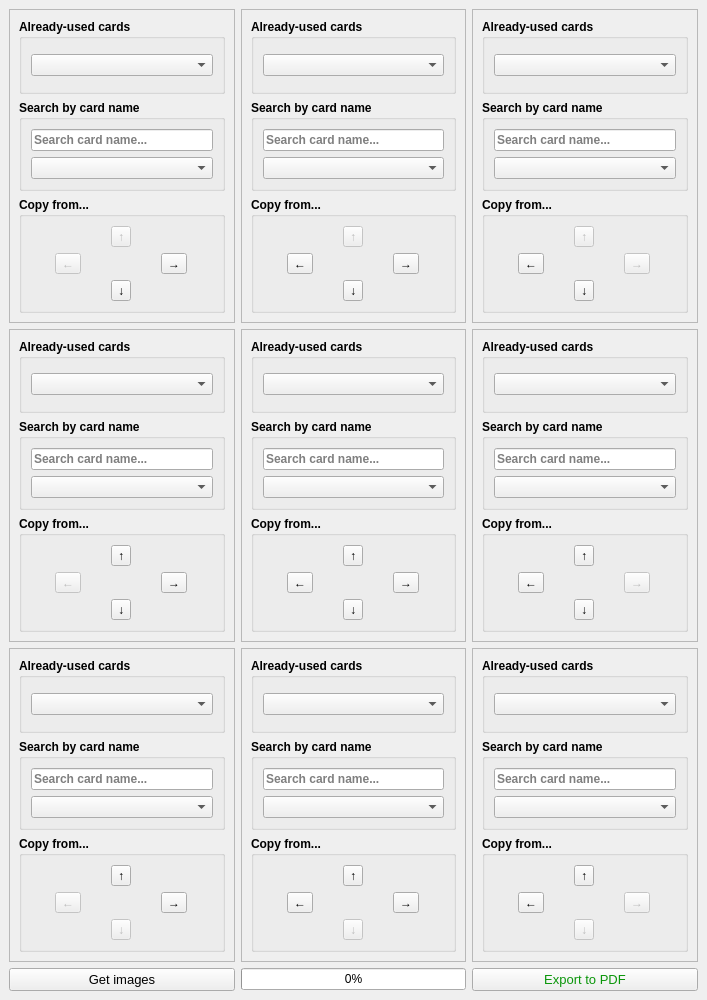
Qt form mainwindow.ui (ManuelAndia/YGOProxyPrinter) before a commit.
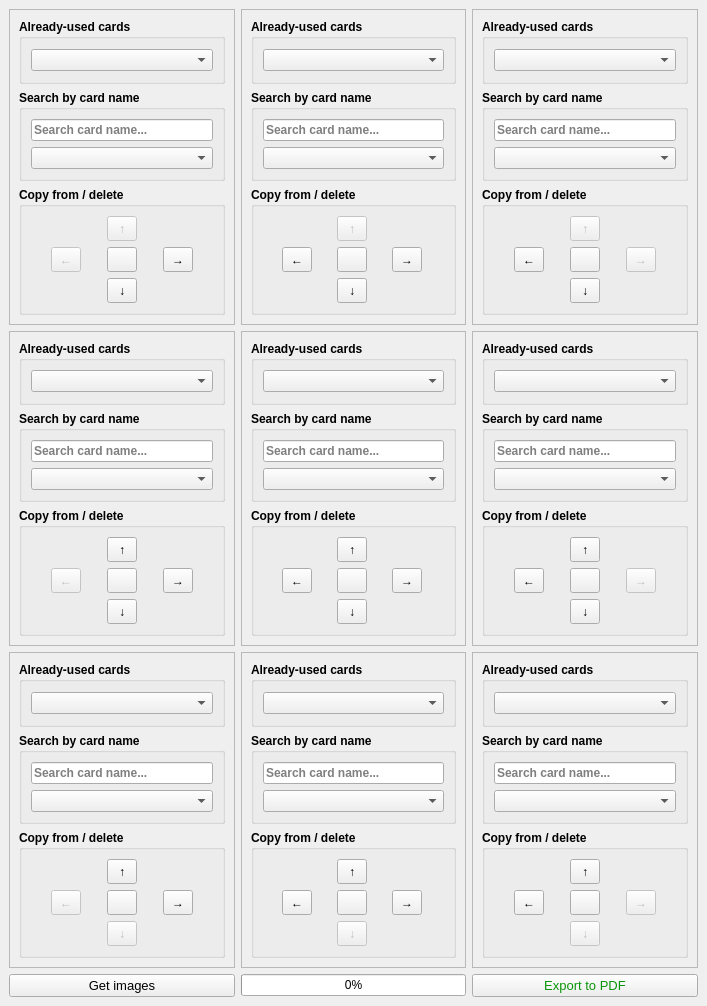
The same form after that commit.

```diff
--- a/mainwindow.ui
+++ b/mainwindow.ui
@@ -7,7 +7,7 @@
     <x>0</x>
     <y>0</y>
     <width>707</width>
-    <height>1000</height>
+    <height>1006</height>
    </rect>
   </property>
   <property name="sizePolicy">
@@ -33,7 +33,7 @@
        <enum>QFrame::StyledPanel</enum>
       </property>
       <property name="frameShadow">
-       <enum>QFrame::Raised</enum>
+       <enum>QFrame::Plain</enum>
       </property>
       <layout class="QVBoxLayout" name="verticalLayout_10">
        <item>
@@ -71,6 +71,9 @@
             <property name="placeholderText">
              <string>Search card name...</string>
             </property>
+            <property name="clearButtonEnabled">
+             <bool>true</bool>
+            </property>
            </widget>
           </item>
           <item>
@@ -88,11 +91,17 @@
           </font>
          </property>
          <property name="title">
-          <string>Copy from...</string>
+          <string>Copy from / delete</string>
          </property>
          <layout class="QGridLayout" name="gridLayout_5">
           <item row="0" column="1">
            <widget class="QToolButton" name="CopyUpButton_3">
+            <property name="minimumSize">
+             <size>
+              <width>30</width>
+              <height>25</height>
+             </size>
+            </property>
             <property name="text">
              <string>↑</string>
             </property>
@@ -103,6 +112,12 @@
             <property name="enabled">
              <bool>false</bool>
             </property>
+            <property name="minimumSize">
+             <size>
+              <width>30</width>
+              <height>25</height>
+             </size>
+            </property>
             <property name="text">
              <string>←</string>
             </property>
@@ -110,6 +125,12 @@
           </item>
           <item row="2" column="1">
            <widget class="QToolButton" name="CopyDownButton_3">
+            <property name="minimumSize">
+             <size>
+              <width>30</width>
+              <height>25</height>
+             </size>
+            </property>
             <property name="text">
              <string>↓</string>
             </property>
@@ -117,11 +138,30 @@
           </item>
           <item row="1" column="2">
            <widget class="QToolButton" name="CopyRightButton_3">
+            <property name="minimumSize">
+             <size>
+              <width>30</width>
+              <height>25</height>
+             </size>
+            </property>
             <property name="text">
              <string>→</string>
             </property>
            </widget>
           </item>
+          <item row="1" column="1">
+           <widget class="QToolButton" name="DeleteButton_3">
+            <property name="minimumSize">
+             <size>
+              <width>30</width>
+              <height>25</height>
+             </size>
+            </property>
+            <property name="text">
+             <string/>
+            </property>
+           </widget>
+          </item>
          </layout>
         </widget>
        </item>
@@ -140,7 +180,7 @@
        <enum>QFrame::StyledPanel</enum>
       </property>
       <property name="frameShadow">
-       <enum>QFrame::Raised</enum>
+       <enum>QFrame::Plain</enum>
       </property>
       <layout class="QVBoxLayout" name="verticalLayout">
        <item>
@@ -178,6 +218,9 @@
             <property name="placeholderText">
              <string>Search card name...</string>
             </property>
+            <property name="clearButtonEnabled">
+             <bool>true</bool>
+            </property>
            </widget>
           </item>
           <item>
@@ -195,7 +238,7 @@
           </font>
          </property>
          <property name="title">
-          <string>Copy from...</string>
+          <string>Copy from / delete</string>
          </property>
          <layout class="QGridLayout" name="gridLayout_2">
           <item row="0" column="1">
@@ -203,6 +246,12 @@
             <property name="enabled">
              <bool>false</bool>
             </property>
+            <property name="minimumSize">
+             <size>
+              <width>30</width>
+              <height>25</height>
+             </size>
+            </property>
             <property name="text">
              <string>↑</string>
             </property>
@@ -213,6 +262,12 @@
             <property name="enabled">
              <bool>false</bool>
             </property>
+            <property name="minimumSize">
+             <size>
+              <width>30</width>
+              <height>25</height>
+             </size>
+            </property>
             <property name="text">
              <string>←</string>
             </property>
@@ -220,6 +275,12 @@
           </item>
           <item row="2" column="1">
            <widget class="QToolButton" name="CopyDownButton_0">
+            <property name="minimumSize">
+             <size>
+              <width>30</width>
+              <height>25</height>
+             </size>
+            </property>
             <property name="text">
              <string>↓</string>
             </property>
@@ -227,11 +288,30 @@
           </item>
           <item row="1" column="2">
            <widget class="QToolButton" name="CopyRightButton_0">
+            <property name="minimumSize">
+             <size>
+              <width>30</width>
+              <height>25</height>
+             </size>
+            </property>
             <property name="text">
              <string>→</string>
             </property>
            </widget>
           </item>
+          <item row="1" column="1">
+           <widget class="QToolButton" name="DeleteButton_0">
+            <property name="minimumSize">
+             <size>
+              <width>30</width>
+              <height>25</height>
+             </size>
+            </property>
+            <property name="text">
+             <string/>
+            </property>
+           </widget>
+          </item>
          </layout>
         </widget>
        </item>
@@ -250,7 +330,7 @@
        <enum>QFrame::StyledPanel</enum>
       </property>
       <property name="frameShadow">
-       <enum>QFrame::Raised</enum>
+       <enum>QFrame::Plain</enum>
       </property>
       <layout class="QVBoxLayout" name="verticalLayout_4">
        <item>
@@ -288,6 +368,9 @@
             <property name="placeholderText">
              <string>Search card name...</string>
             </property>
+            <property name="clearButtonEnabled">
+             <bool>true</bool>
+            </property>
            </widget>
           </item>
           <item>
@@ -305,7 +388,7 @@
           </font>
          </property>
          <property name="title">
-          <string>Copy from...</string>
+          <string>Copy from / delete</string>
          </property>
          <layout class="QGridLayout" name="gridLayout_3">
           <item row="0" column="1">
@@ -313,6 +396,12 @@
             <property name="enabled">
              <bool>false</bool>
             </property>
+            <property name="minimumSize">
+             <size>
+              <width>30</width>
+              <height>25</height>
+             </size>
+            </property>
             <property name="text">
              <string>↑</string>
             </property>
@@ -320,6 +409,12 @@
           </item>
           <item row="1" column="0">
            <widget class="QToolButton" name="CopyLeftButton_1">
+            <property name="minimumSize">
+             <size>
+              <width>30</width>
+              <height>25</height>
+             </size>
+            </property>
             <property name="text">
              <string>←</string>
             </property>
@@ -327,6 +422,12 @@
           </item>
           <item row="2" column="1">
            <widget class="QToolButton" name="CopyDownButton_1">
+            <property name="minimumSize">
+             <size>
+              <width>30</width>
+              <height>25</height>
+             </size>
+            </property>
             <property name="text">
              <string>↓</string>
             </property>
@@ -334,11 +435,30 @@
           </item>
           <item row="1" column="2">
            <widget class="QToolButton" name="CopyRightButton_1">
+            <property name="minimumSize">
+             <size>
+              <width>30</width>
+              <height>25</height>
+             </size>
+            </property>
             <property name="text">
              <string>→</string>
             </property>
            </widget>
           </item>
+          <item row="1" column="1">
+           <widget class="QToolButton" name="DeleteButton_1">
+            <property name="minimumSize">
+             <size>
+              <width>30</width>
+              <height>25</height>
+             </size>
+            </property>
+            <property name="text">
+             <string/>
+            </property>
+           </widget>
+          </item>
          </layout>
         </widget>
        </item>
@@ -357,7 +477,7 @@
        <enum>QFrame::StyledPanel</enum>
       </property>
       <property name="frameShadow">
-       <enum>QFrame::Raised</enum>
+       <enum>QFrame::Plain</enum>
       </property>
       <layout class="QVBoxLayout" name="verticalLayout_13">
        <item>
@@ -395,6 +515,9 @@
             <property name="placeholderText">
              <string>Search card name...</string>
             </property>
+            <property name="clearButtonEnabled">
+             <bool>true</bool>
+            </property>
            </widget>
           </item>
           <item>
@@ -412,11 +535,17 @@
           </font>
          </property>
          <property name="title">
-          <string>Copy from...</string>
+          <string>Copy from / delete</string>
          </property>
          <layout class="QGridLayout" name="gridLayout_6">
           <item row="0" column="1">
            <widget class="QToolButton" name="CopyUpButton_4">
+            <property name="minimumSize">
+             <size>
+              <width>30</width>
+              <height>25</height>
+             </size>
+            </property>
             <property name="text">
              <string>↑</string>
             </property>
@@ -424,6 +553,12 @@
           </item>
           <item row="1" column="0">
            <widget class="QToolButton" name="CopyLeftButton_4">
+            <property name="minimumSize">
+             <size>
+              <width>30</width>
+              <height>25</height>
+             </size>
+            </property>
             <property name="text">
              <string>←</string>
             </property>
@@ -431,6 +566,12 @@
           </item>
           <item row="2" column="1">
            <widget class="QToolButton" name="CopyDownButton_4">
+            <property name="minimumSize">
+             <size>
+              <width>30</width>
+              <height>25</height>
+             </size>
+            </property>
             <property name="text">
              <string>↓</string>
             </property>
@@ -438,11 +579,30 @@
           </item>
           <item row="1" column="2">
            <widget class="QToolButton" name="CopyRightButton_4">
+            <property name="minimumSize">
+             <size>
+              <width>30</width>
+              <height>25</height>
+             </size>
+            </property>
             <property name="text">
              <string>→</string>
             </property>
            </widget>
           </item>
+          <item row="1" column="1">
+           <widget class="QToolButton" name="DeleteButton_4">
+            <property name="minimumSize">
+             <size>
+              <width>30</width>
+              <height>25</height>
+             </size>
+            </property>
+            <property name="text">
+             <string/>
+            </property>
+           </widget>
+          </item>
          </layout>
         </widget>
        </item>
@@ -461,7 +621,7 @@
        <enum>QFrame::StyledPanel</enum>
       </property>
       <property name="frameShadow">
-       <enum>QFrame::Raised</enum>
+       <enum>QFrame::Plain</enum>
       </property>
       <layout class="QVBoxLayout" name="verticalLayout_7">
        <item>
@@ -499,6 +659,9 @@
             <property name="placeholderText">
              <string>Search card name...</string>
             </property>
+            <property name="clearButtonEnabled">
+             <bool>true</bool>
+            </property>
            </widget>
           </item>
           <item>
@@ -516,7 +679,7 @@
           </font>
          </property>
          <property name="title">
-          <string>Copy from...</string>
+          <string>Copy from / delete</string>
          </property>
          <layout class="QGridLayout" name="gridLayout_4">
           <item row="0" column="1">
@@ -524,6 +687,12 @@
             <property name="enabled">
              <bool>false</bool>
             </property>
+            <property name="minimumSize">
+             <size>
+              <width>30</width>
+              <height>25</height>
+             </size>
+            </property>
             <property name="text">
              <string>↑</string>
             </property>
@@ -531,6 +700,12 @@
           </item>
           <item row="1" column="0">
            <widget class="QToolButton" name="CopyLeftButton_2">
+            <property name="minimumSize">
+             <size>
+              <width>30</width>
+              <height>25</height>
+             </size>
+            </property>
             <property name="text">
              <string>←</string>
             </property>
@@ -538,6 +713,12 @@
           </item>
           <item row="2" column="1">
            <widget class="QToolButton" name="CopyDownButton_2">
+            <property name="minimumSize">
+             <size>
+              <width>30</width>
+              <height>25</height>
+             </size>
+            </property>
             <property name="text">
              <string>↓</string>
             </property>
@@ -548,11 +729,30 @@
             <property name="enabled">
              <bool>false</bool>
             </property>
+            <property name="minimumSize">
+             <size>
+              <width>30</width>
+              <height>25</height>
+             </size>
+            </property>
             <property name="text">
              <string>→</string>
             </property>
            </widget>
           </item>
+          <item row="1" column="1">
+           <widget class="QToolButton" name="DeleteButton_2">
+            <property name="minimumSize">
+             <size>
+              <width>30</width>
+              <height>25</height>
+             </size>
+            </property>
+            <property name="text">
+             <string/>
+            </property>
+           </widget>
+          </item>
          </layout>
         </widget>
        </item>
@@ -571,7 +771,7 @@
        <enum>QFrame::StyledPanel</enum>
       </property>
       <property name="frameShadow">
-       <enum>QFrame::Raised</enum>
+       <enum>QFrame::Plain</enum>
       </property>
       <layout class="QVBoxLayout" name="verticalLayout_16">
        <item>
@@ -609,6 +809,9 @@
             <property name="placeholderText">
              <string>Search card name...</string>
             </property>
+            <property name="clearButtonEnabled">
+             <bool>true</bool>
+            </property>
            </widget>
           </item>
           <item>
@@ -626,11 +829,17 @@
           </font>
          </property>
          <property name="title">
-          <string>Copy from...</string>
+          <string>Copy from / delete</string>
          </property>
          <layout class="QGridLayout" name="gridLayout_7">
           <item row="0" column="1">
            <widget class="QToolButton" name="CopyUpButton_5">
+            <property name="minimumSize">
+             <size>
+              <width>30</width>
+              <height>25</height>
+             </size>
+            </property>
             <property name="text">
              <string>↑</string>
             </property>
@@ -638,6 +847,12 @@
           </item>
           <item row="1" column="0">
            <widget class="QToolButton" name="CopyLeftButton_5">
+            <property name="minimumSize">
+             <size>
+              <width>30</width>
+              <height>25</height>
+             </size>
+            </property>
             <property name="text">
              <string>←</string>
             </property>
@@ -645,6 +860,12 @@
           </item>
           <item row="2" column="1">
            <widget class="QToolButton" name="CopyDownButton_5">
+            <property name="minimumSize">
+             <size>
+              <width>30</width>
+              <height>25</height>
+             </size>
+            </property>
             <property name="text">
              <string>↓</string>
             </property>
@@ -655,11 +876,30 @@
             <property name="enabled">
              <bool>false</bool>
             </property>
+            <property name="minimumSize">
+             <size>
+              <width>30</width>
+              <height>25</height>
+             </size>
+            </property>
             <property name="text">
              <string>→</string>
             </property>
            </widget>
           </item>
+          <item row="1" column="1">
+           <widget class="QToolButton" name="DeleteButton_5">
+            <property name="minimumSize">
+             <size>
+              <width>30</width>
+              <height>25</height>
+             </size>
+            </property>
+            <property name="text">
+             <string/>
+            </property>
+           </widget>
+          </item>
          </layout>
         </widget>
        </item>
@@ -678,7 +918,7 @@
        <enum>QFrame::StyledPanel</enum>
       </property>
       <property name="frameShadow">
-       <enum>QFrame::Raised</enum>
+       <enum>QFrame::Plain</enum>
       </property>
       <layout class="QVBoxLayout" name="verticalLayout_19">
        <item>
@@ -716,6 +956,9 @@
             <property name="placeholderText">
              <string>Search card name...</string>
             </property>
+            <property name="clearButtonEnabled">
+             <bool>true</bool>
+            </property>
            </widget>
           </item>
           <item>
@@ -733,11 +976,17 @@
           </font>
          </property>
          <property name="title">
-          <string>Copy from...</string>
+          <string>Copy from / delete</string>
          </property>
          <layout class="QGridLayout" name="gridLayout_8">
           <item row="0" column="1">
            <widget class="QToolButton" name="CopyUpButton_6">
+            <property name="minimumSize">
+             <size>
+              <width>30</width>
+              <height>25</height>
+             </size>
+            </property>
             <property name="text">
              <string>↑</string>
             </property>
@@ -748,6 +997,12 @@
             <property name="enabled">
              <bool>false</bool>
             </property>
+            <property name="minimumSize">
+             <size>
+              <width>30</width>
+              <height>25</height>
+             </size>
+            </property>
             <property name="text">
              <string>←</string>
             </property>
@@ -758,6 +1013,12 @@
             <property name="enabled">
              <bool>false</bool>
             </property>
+            <property name="minimumSize">
+             <size>
+              <width>30</width>
+              <height>25</height>
+             </size>
+            </property>
             <property name="text">
              <string>↓</string>
             </property>
@@ -765,11 +1026,30 @@
           </item>
           <item row="1" column="2">
            <widget class="QToolButton" name="CopyRightButton_6">
+            <property name="minimumSize">
+             <size>
+              <width>30</width>
+              <height>25</height>
+             </size>
+            </property>
             <property name="text">
              <string>→</string>
             </property>
            </widget>
           </item>
+          <item row="1" column="1">
+           <widget class="QToolButton" name="DeleteButton_6">
+            <property name="minimumSize">
+             <size>
+              <width>30</width>
+              <height>25</height>
+             </size>
+            </property>
+            <property name="text">
+             <string/>
+            </property>
+           </widget>
+          </item>
          </layout>
         </widget>
        </item>
@@ -788,7 +1068,7 @@
        <enum>QFrame::StyledPanel</enum>
       </property>
       <property name="frameShadow">
-       <enum>QFrame::Raised</enum>
+       <enum>QFrame::Plain</enum>
       </property>
       <layout class="QVBoxLayout" name="verticalLayout_22">
        <item>
@@ -826,6 +1106,9 @@
             <property name="placeholderText">
              <string>Search card name...</string>
             </property>
+            <property name="clearButtonEnabled">
+             <bool>true</bool>
+            </property>
            </widget>
           </item>
           <item>
@@ -843,11 +1126,17 @@
           </font>
          </property>
          <property name="title">
-          <string>Copy from...</string>
+          <string>Copy from / delete</string>
          </property>
          <layout class="QGridLayout" name="gridLayout_9">
           <item row="0" column="1">
            <widget class="QToolButton" name="CopyUpButton_7">
+            <property name="minimumSize">
+             <size>
+              <width>30</width>
+              <height>25</height>
+             </size>
+            </property>
             <property name="text">
              <string>↑</string>
             </property>
@@ -855,6 +1144,12 @@
           </item>
           <item row="1" column="0">
            <widget class="QToolButton" name="CopyLeftButton_7">
+            <property name="minimumSize">
+             <size>
+              <width>30</width>
+              <height>25</height>
+             </size>
+            </property>
             <property name="text">
              <string>←</string>
             </property>
@@ -865,6 +1160,12 @@
             <property name="enabled">
              <bool>false</bool>
             </property>
+            <property name="minimumSize">
+             <size>
+              <width>30</width>
+              <height>25</height>
+             </size>
+            </property>
             <property name="text">
              <string>↓</string>
             </property>
@@ -872,11 +1173,30 @@
           </item>
           <item row="1" column="2">
            <widget class="QToolButton" name="CopyRightButton_7">
+            <property name="minimumSize">
+             <size>
+              <width>30</width>
+              <height>25</height>
+             </size>
+            </property>
             <property name="text">
              <string>→</string>
             </property>
            </widget>
           </item>
+          <item row="1" column="1">
+           <widget class="QToolButton" name="DeleteButton_7">
+            <property name="minimumSize">
+             <size>
+              <width>30</width>
+              <height>25</height>
+             </size>
+            </property>
+            <property name="text">
+             <string/>
+            </property>
+           </widget>
+          </item>
          </layout>
         </widget>
        </item>
@@ -895,7 +1215,7 @@
        <enum>QFrame::StyledPanel</enum>
       </property>
       <property name="frameShadow">
-       <enum>QFrame::Raised</enum>
+       <enum>QFrame::Plain</enum>
       </property>
       <layout class="QVBoxLayout" name="verticalLayout_25">
        <item>
@@ -933,6 +1253,9 @@
             <property name="placeholderText">
              <string>Search card name...</string>
             </property>
+            <property name="clearButtonEnabled">
+             <bool>true</bool>
+            </property>
            </widget>
           </item>
           <item>
@@ -950,11 +1273,17 @@
           </font>
          </property>
          <property name="title">
-          <string>Copy from...</string>
+          <string>Copy from / delete</string>
          </property>
          <layout class="QGridLayout" name="gridLayout_10">
           <item row="0" column="1">
            <widget class="QToolButton" name="CopyUpButton_8">
+            <property name="minimumSize">
+             <size>
+              <width>30</width>
+              <height>25</height>
+             </size>
+            </property>
             <property name="text">
              <string>↑</string>
             </property>
@@ -962,6 +1291,12 @@
           </item>
           <item row="1" column="0">
            <widget class="QToolButton" name="CopyLeftButton_8">
+            <property name="minimumSize">
+             <size>
+              <width>30</width>
+              <height>25</height>
+             </size>
+            </property>
             <property name="text">
              <string>←</string>
             </property>
@@ -972,6 +1307,12 @@
             <property name="enabled">
              <bool>false</bool>
             </property>
+            <property name="minimumSize">
+             <size>
+              <width>30</width>
+              <height>25</height>
+             </size>
+            </property>
             <property name="text">
              <string>↓</string>
             </property>
@@ -982,11 +1323,30 @@
             <property name="enabled">
              <bool>false</bool>
             </property>
+            <property name="minimumSize">
+             <size>
+              <width>30</width>
+              <height>25</height>
+             </size>
+            </property>
             <property name="text">
              <string>→</string>
             </property>
            </widget>
           </item>
+          <item row="1" column="1">
+           <widget class="QToolButton" name="DeleteButton_8">
+            <property name="minimumSize">
+             <size>
+              <width>30</width>
+              <height>25</height>
+             </size>
+            </property>
+            <property name="text">
+             <string/>
+            </property>
+           </widget>
+          </item>
          </layout>
         </widget>
        </item>
```
Left out of the diff: 76 changed lines with no effect on the pictures.
